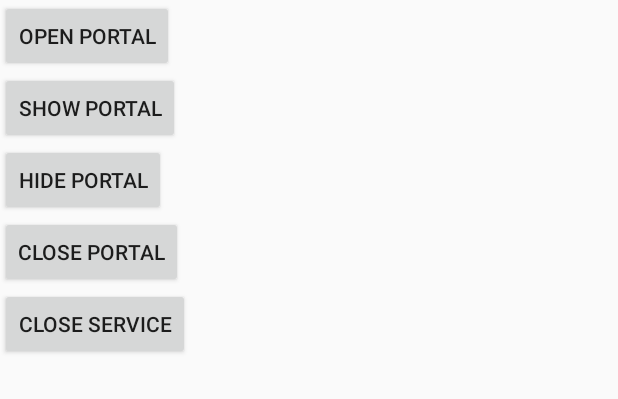
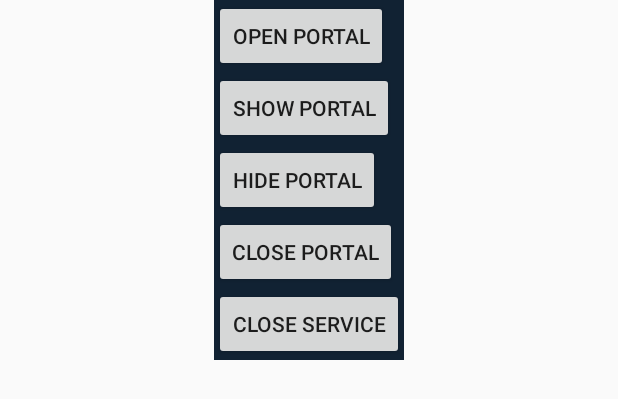
Before and after one commit to workarounds/portal, an Android app: the layout portal_test.xml on its own in the app's theme, with its tools: preview values and no code run, on a phone screen of 412 x 824 dp. Shown: the top 399 px of the screen. Run offline under Robolectric (Android 15) with nearby library versions, the phone set to English and light mode, and no system bars.

Commit message:
add support for non full screen portal

```diff
--- a/app/src/main/res/layout/activity_main.xml
+++ b/app/src/main/res/layout/activity_main.xml
@@ -30,6 +30,7 @@
     <EditText
         android:id="@+id/et_portlet_id"
         android:hint="Portlet id"
+        android:text="10"
         android:layout_width="wrap_content"
         android:layout_height="wrap_content" />
 
--- a/app/src/main/res/layout/portal_test.xml
+++ b/app/src/main/res/layout/portal_test.xml
@@ -1,33 +1,44 @@
 <?xml version="1.0" encoding="utf-8"?>
-<LinearLayout xmlns:android="http://schemas.android.com/apk/res/android"
-    android:orientation="vertical" android:layout_width="match_parent"
-    android:layout_height="match_parent">
+<in.workarounds.portal.WrapperLayout xmlns:android="http://schemas.android.com/apk/res/android"
+    android:background="#ff112233"
+    android:layout_gravity="center_horizontal"
+    android:layout_width="wrap_content"
+    android:layout_height="wrap_content">
+
+    <LinearLayout
+        android:layout_height="wrap_content"
+        android:layout_width="wrap_content"
+        android:orientation="vertical">
 
         <Button
             android:id="@+id/btn_open_portal"
-        android:text="Open Portal"
             android:layout_width="wrap_content"
-        android:layout_height="wrap_content" />
+            android:layout_height="wrap_content"
+            android:text="Open Portal" />
+
         <Button
             android:id="@+id/btn_show_portal"
-        android:text="Show Portal"
             android:layout_width="wrap_content"
-        android:layout_height="wrap_content" />
+            android:layout_height="wrap_content"
+            android:text="Show Portal" />
+
         <Button
             android:id="@+id/btn_hide_portal"
-        android:text="Hide Portal"
             android:layout_width="wrap_content"
-        android:layout_height="wrap_content" />
+            android:layout_height="wrap_content"
+            android:text="Hide Portal" />
+
         <Button
             android:id="@+id/btn_close_portal"
-        android:text="Close Portal"
             android:layout_width="wrap_content"
-        android:layout_height="wrap_content" />
+            android:layout_height="wrap_content"
+            android:text="Close Portal" />
 
         <Button
             android:id="@+id/btn_close_service"
-        android:text="Close service"
             android:layout_width="wrap_content"
-        android:layout_height="wrap_content" />
+            android:layout_height="wrap_content"
+            android:text="Close service" />
 
     </LinearLayout>
+</in.workarounds.portal.WrapperLayout>
```
Also changed, not shown: app/src/main/res/layout/portlet_test.xml (+7 -4 lines), portal/src/main/java/in/workarounds/portal/ParamUtils.java (added, +39 -0 lines), portal/src/main/java/in/workarounds/portal/Portal.java (+13 -3 lines), portal/src/main/java/in/workarounds/portal/Portlet.java (+1 -18 lines). Lines whose indentation alone changed are shown as unchanged.
